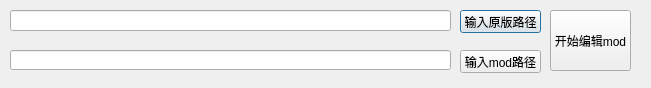
Before: the Qt Designer form UI/opening.ui in Pactivsa/V3-Edit, drawn with Qt 5.
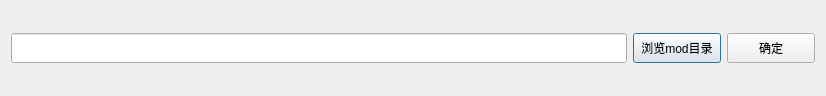
After: the same form once the commit is applied.

What changed in the file:
```diff
--- a/UI/opening.ui
+++ b/UI/opening.ui
@@ -6,72 +6,61 @@
    <rect>
     <x>0</x>
     <y>0</y>
-    <width>651</width>
-    <height>88</height>
+    <width>826</width>
+    <height>96</height>
    </rect>
   </property>
   <property name="windowTitle">
    <string>Dialog</string>
   </property>
+  <layout class="QHBoxLayout" name="horizontalLayout_2">
+   <item>
+    <layout class="QHBoxLayout" name="horizontalLayout" stretch="7,1,1">
+     <item>
   <widget class="QLineEdit" name="lineEdit">
-   <property name="geometry">
-    <rect>
-     <x>10</x>
-     <y>10</y>
-     <width>441</width>
-     <height>21</height>
-    </rect>
-   </property>
-  </widget>
+       <property name="minimumSize">
+        <size>
+         <width>0</width>
+         <height>30</height>
+        </size>
+       </property>
+      </widget>
+     </item>
+     <item>
   <widget class="QPushButton" name="pushButton">
-   <property name="geometry">
-    <rect>
-     <x>460</x>
-     <y>10</y>
-     <width>81</width>
-     <height>23</height>
-    </rect>
+       <property name="minimumSize">
+        <size>
+         <width>0</width>
+         <height>30</height>
+        </size>
    </property>
    <property name="text">
-    <string>输入原版路径</string>
-   </property>
-  </widget>
+        <string>浏览mod目录</string>
+       </property>
+      </widget>
+     </item>
+     <item>
   <widget class="QPushButton" name="pushButton_2">
-   <property name="geometry">
-    <rect>
-     <x>550</x>
-     <y>10</y>
-     <width>81</width>
-     <height>61</height>
-    </rect>
-   </property>
-   <property name="text">
-    <string>开始编辑mod</string>
-   </property>
-  </widget>
-  <widget class="QLineEdit" name="lineEdit_2">
-   <property name="geometry">
-    <rect>
-     <x>10</x>
-     <y>50</y>
-     <width>441</width>
-     <height>20</height>
-    </rect>
-   </property>
-  </widget>
-  <widget class="QPushButton" name="pushButton_3">
-   <property name="geometry">
-    <rect>
-     <x>460</x>
-     <y>50</y>
-     <width>81</width>
-     <height>23</height>
-    </rect>
-   </property>
+       <property name="sizePolicy">
+        <sizepolicy hsizetype="Preferred" vsizetype="Fixed">
+         <horstretch>0</horstretch>
+         <verstretch>0</verstretch>
+        </sizepolicy>
+       </property>
+       <property name="minimumSize">
+        <size>
+         <width>0</width>
+         <height>30</height>
+        </size>
+       </property>
    <property name="text">
-    <string>输入mod路径</string>
-   </property>
-  </widget>
+        <string>确定</string>
+       </property>
+      </widget>
+     </item>
+    </layout>
+   </item>
+  </layout>
  </widget>
  <resources/>
  <connections/>
```
Lines whose indentation alone changed are shown as unchanged.
